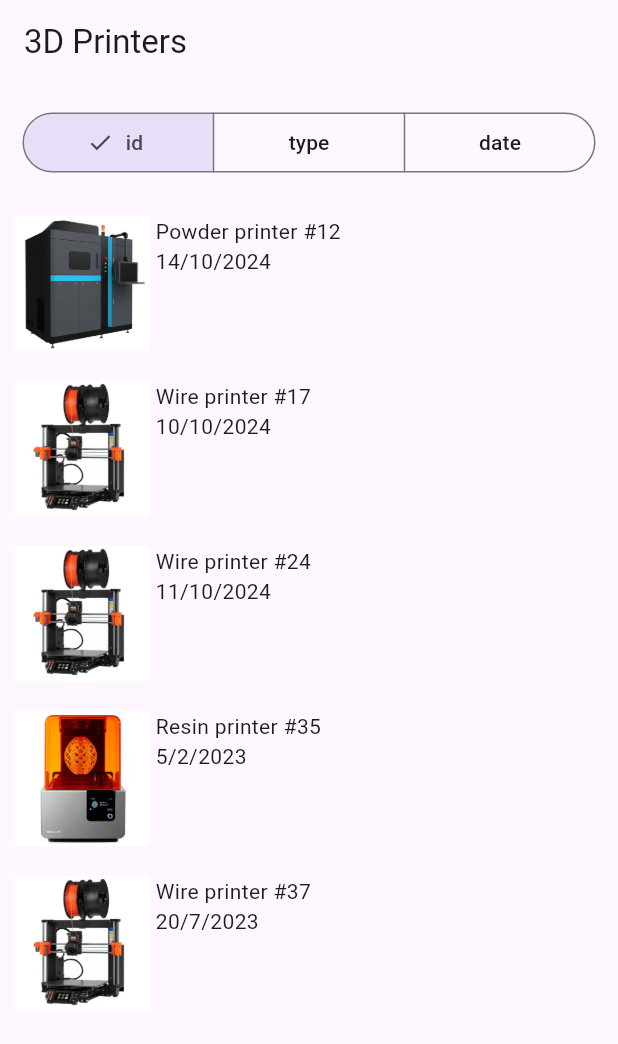
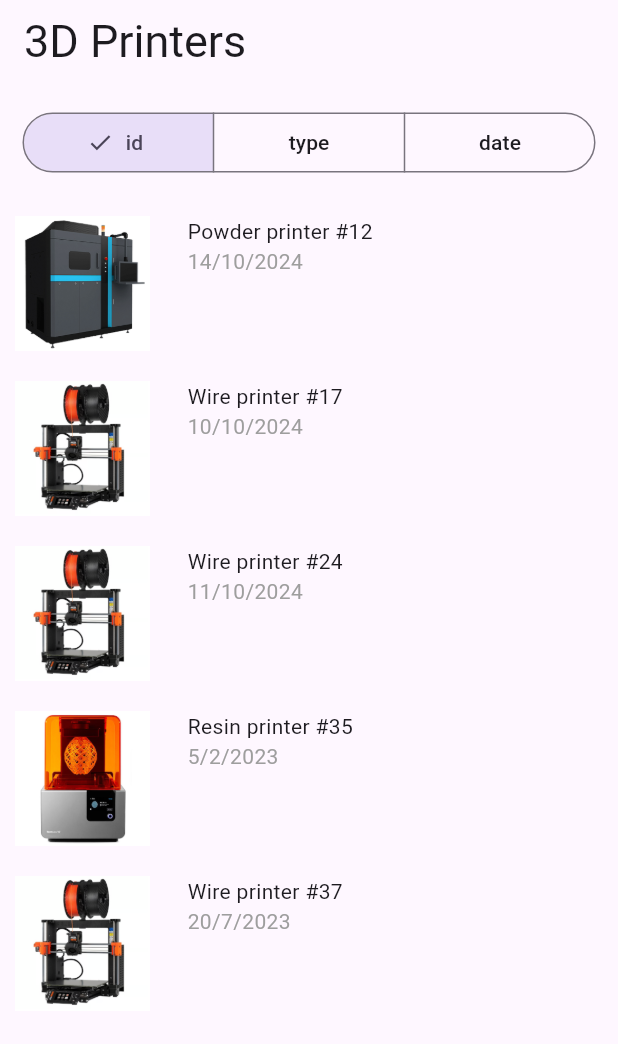
Before and after one commit to F4nel/imprimanteapp, a Flutter app: the screen it shows after launch, on a phone screen of 412 x 824 dp. Shown: the top 1044 px of the screen. Run offline on Flutter 3.47's test engine with Material 3 defaults, Android fonts, the phone set to English and light mode, and no system bars; our stand-ins replace get_it; missing offline and left inert: android_intent_plus.

Commit message:
visual changes add to app for corresponding to final design

```diff
--- a/lib/printer_widget.dart
+++ b/lib/printer_widget.dart
@@ -17,8 +17,9 @@ class PrinterWidget extends StatelessWidget {
             children: [
               Flexible(
                 flex: 1,
-                child: getImages("${printer.type}")
+                child: getImages(printer.type)
               ),
+              const SizedBox(width: 25.0,),
               Flexible(
                   flex: 2,
                   child: Column(
@@ -26,9 +27,29 @@ class PrinterWidget extends StatelessWidget {
                       FittedBox(
                         fit: BoxFit.scaleDown,
                         child:
-                        Text(" ${printer.type} #${printer.id} \n ${printer.dateTime.day}/${printer.dateTime.month}/${printer.dateTime.year}",
-                          textAlign: TextAlign.start,
-                          textDirection: TextDirection.ltr,
+                        Column(
+                          crossAxisAlignment: CrossAxisAlignment.start, // Assurer un alignement à gauche
+                          children: [
+                            Row(
+                              children: [
+                                Text(
+                                  "${printer.type} #${printer.id}",
+                                  textAlign: TextAlign.start,
+                                  textDirection: TextDirection.ltr,
+                                ),
+                              ],
+                            ),
+                            Row(
+                              children: [
+                                Text(
+                                  "${printer.dateTime.day}/${printer.dateTime.month}/${printer.dateTime.year}",
+                                  style: const TextStyle(color: Colors.grey), // Changer la couleur ici
+                                  textAlign: TextAlign.start,
+                                  textDirection: TextDirection.ltr,
+                                ),
+                              ],
+                            ),
+                          ],
                         ),
                       )
                     ],
--- a/lib/stock_repository_widget.dart
+++ b/lib/stock_repository_widget.dart
@@ -39,7 +39,8 @@ class _StockRepositoryState extends State<StockRepositoryWidget>{
 
     return Scaffold(
       appBar: AppBar(
-        title: const Text('3D Printers'),
+        title: const Text('3D Printers',
+          style: TextStyle(fontSize: 30.0),),
       ),
       body: Column(children: [
         SegmentedButton(
```
Also changed, not shown: lib/printer_details_widget.dart (+14 -5 lines).
